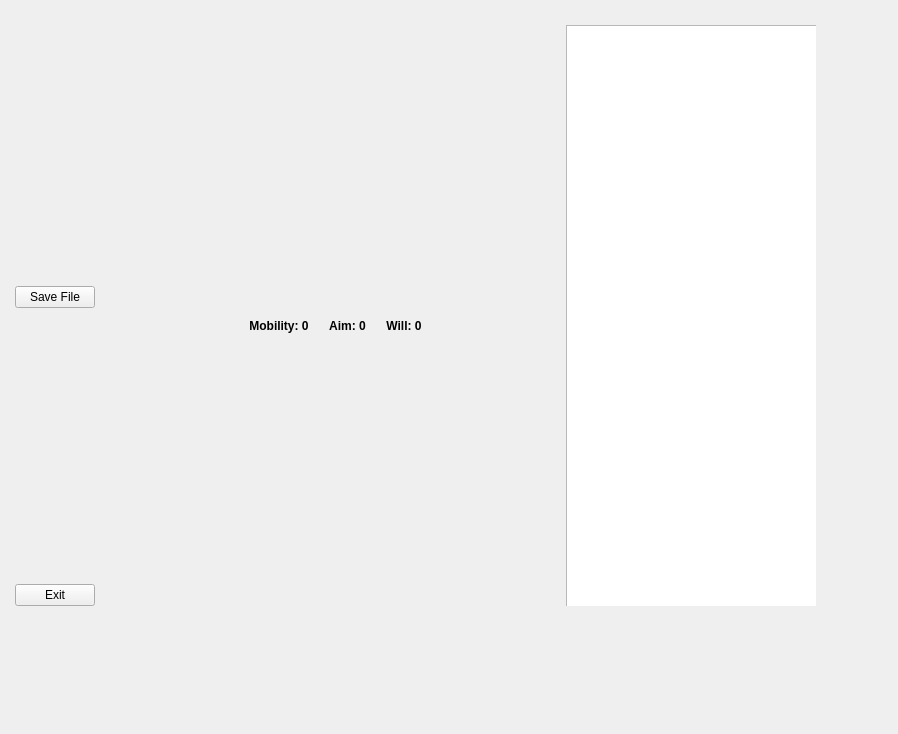
Qt form QtDesigner.ui (Bodzioo44/XcomPerkEdit) before a commit.
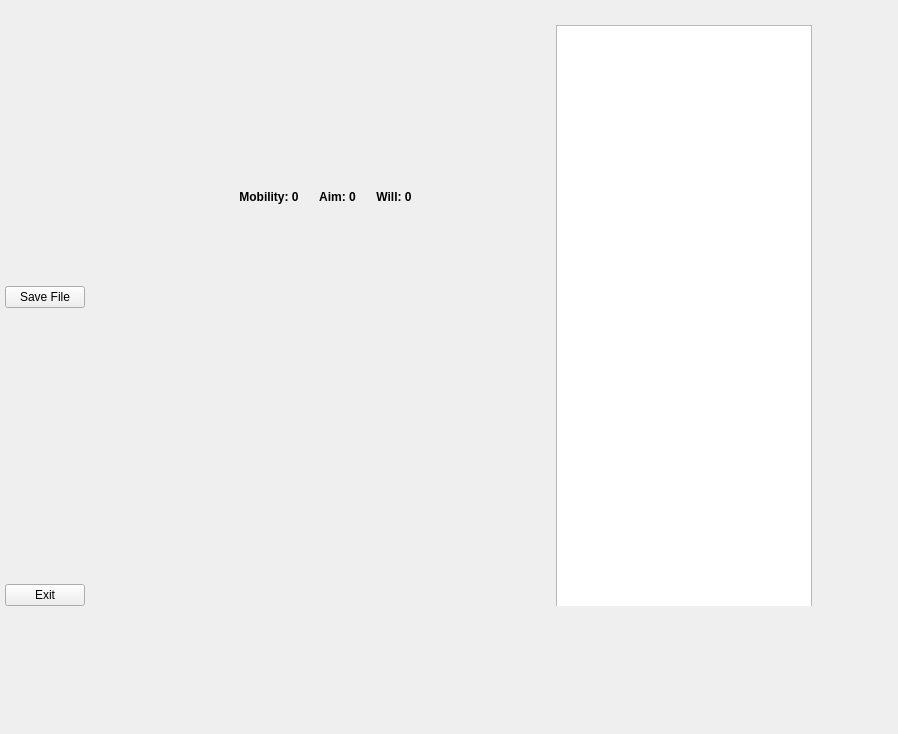
The same form after that commit. The open tabs and pages were chosen to show the change.

Commit message: Added InfoLabel with message about avaiable in game promotion

What changed in the file:
```diff
--- a/QtDesigner.ui
+++ b/QtDesigner.ui
@@ -25,7 +25,7 @@
     </property>
     <layout class="QGridLayout" name="gridLayout" columnminimumwidth="0,0">
      <property name="leftMargin">
-      <number>15</number>
+      <number>5</number>
      </property>
      <property name="topMargin">
       <number>15</number>
@@ -166,7 +166,7 @@
            </spacer>
           </item>
           <item>
-           <layout class="QVBoxLayout" name="verticalLayout">
+           <layout class="QVBoxLayout" name="verticalLayout" stretch="1,2,1,2,2,2,2,2,2,2,1">
             <property name="spacing">
              <number>20</number>
             </property>
@@ -183,6 +183,29 @@
               </property>
              </spacer>
             </item>
+            <item>
+             <widget class="QLabel" name="InfoLabel">
+              <property name="text">
+               <string/>
+              </property>
+              <property name="alignment">
+               <set>Qt::AlignCenter</set>
+              </property>
+             </widget>
+            </item>
+            <item>
+             <spacer name="verticalSpacer_2">
+              <property name="orientation">
+               <enum>Qt::Vertical</enum>
+              </property>
+              <property name="sizeHint" stdset="0">
+               <size>
+                <width>20</width>
+                <height>40</height>
+               </size>
+              </property>
+             </spacer>
+            </item>
             <item>
              <layout class="QHBoxLayout" name="StatsHBoxLayout">
               <item>
```
Left out of the diff: 2 changed lines with no effect on the pictures. The commit also changes 1 other file.
